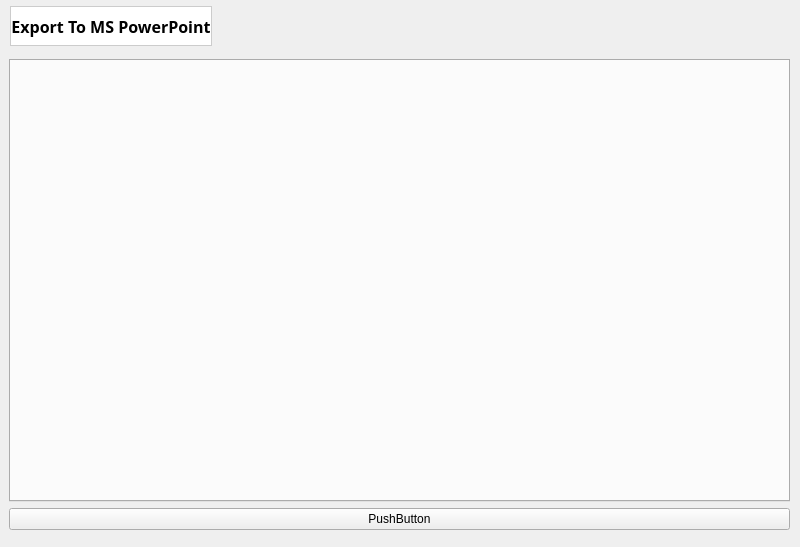
Above: view/ui/PlotFigure.ui from kdt89/py_PUC_Boxplot before the change. Below: the same form after it.
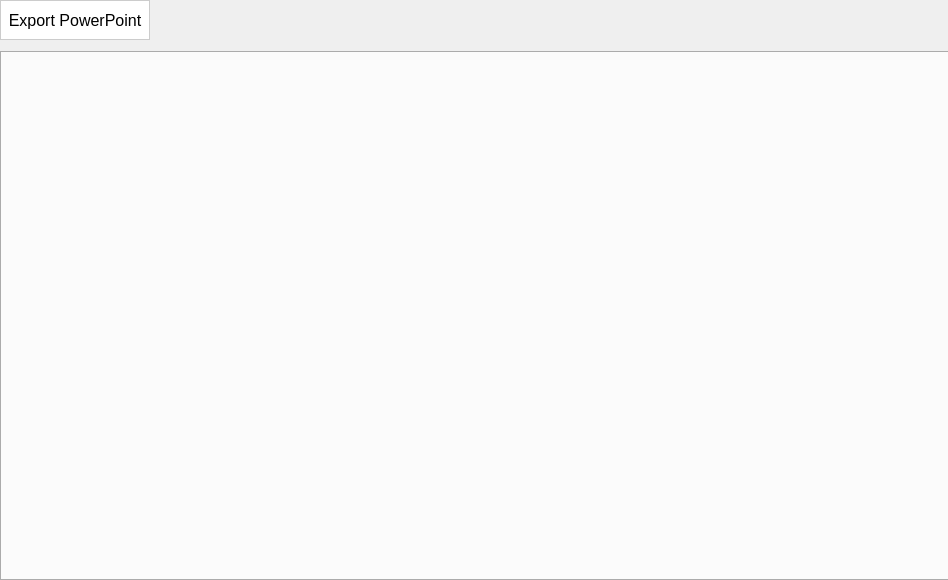
That is the form after the change.

Commit message: Fixed PlotFigure widget display rendered plot full screeen

What changed in the file:
```diff
--- a/view/ui/PlotFigure.ui
+++ b/view/ui/PlotFigure.ui
@@ -6,8 +6,8 @@
    <rect>
     <x>0</x>
     <y>0</y>
-    <width>800</width>
-    <height>547</height>
+    <width>948</width>
+    <height>580</height>
    </rect>
   </property>
   <property name="sizePolicy">
@@ -31,21 +31,47 @@
   <property name="windowTitle">
    <string>Box Plot View</string>
   </property>
-  <widget class="QWidget" name="horizontalLayoutWidget">
+  <widget class="QWidget" name="gridLayoutWidget">
    <property name="geometry">
     <rect>
-     <x>10</x>
+     <x>0</x>
      <y>0</y>
-     <width>202</width>
-     <height>52</height>
+     <width>951</width>
+     <height>581</height>
     </rect>
    </property>
-   <layout class="QGridLayout" name="gridLayout">
-    <property name="sizeConstraint">
-     <enum>QLayout::SetDefaultConstraint</enum>
-    </property>
+   <layout class="QGridLayout" name="gridLayout_main">
+    <item row="0" column="1">
+     <spacer name="hspacer_btn_exportPPT">
+      <property name="orientation">
+       <enum>Qt::Horizontal</enum>
+      </property>
+      <property name="sizeHint" stdset="0">
+       <size>
+        <width>40</width>
+        <height>20</height>
+       </size>
+      </property>
+     </spacer>
+    </item>
+    <item row="1" column="0">
+     <spacer name="vspacer_btn_exportPPT">
+      <property name="orientation">
+       <enum>Qt::Vertical</enum>
+      </property>
+      <property name="sizeType">
+       <enum>QSizePolicy::Fixed</enum>
+      </property>
+      <property name="sizeHint" stdset="0">
+       <size>
+        <width>20</width>
+        <height>5</height>
+       </size>
+      </property>
+     </spacer>
+    </item>
     <item row="0" column="0">
-     <widget class="QPushButton" name="btnExport_MS_PPT">
+     <widget class="QPushButton" name="btn_exportPPT">
       <property name="enabled">
        <bool>true</bool>
       </property>
@@ -57,15 +83,15 @@
       </property>
       <property name="minimumSize">
        <size>
-        <width>200</width>
+        <width>150</width>
         <height>40</height>
        </size>
       </property>
       <property name="font">
        <font>
-        <family>Segoe UI Semibold</family>
+        <family>Segoe UI</family>
         <pointsize>12</pointsize>
-        <bold>true</bold>
+        <bold>false</bold>
        </font>
       </property>
       <property name="mouseTracking">
@@ -94,34 +120,18 @@
 }</string>
       </property>
       <property name="text">
-       <string>Export To MS PowerPoint</string>
+       <string notr="true">Export PowerPoint</string>
       </property>
       <property name="autoDefault">
        <bool>false</bool>
       </property>
-     </widget>
-    </item>
-   </layout>
-  </widget>
-  <widget class="QWidget" name="gridLayoutWidget">
-   <property name="geometry">
-    <rect>
-     <x>9</x>
-     <y>59</y>
-     <width>781</width>
-     <height>471</height>
-    </rect>
-   </property>
-   <layout class="QGridLayout" name="layoutMain">
-    <item row="1" column="0">
-     <widget class="QPushButton" name="pushButton">
-      <property name="text">
-       <string>PushButton</string>
+      <property name="flat">
+       <bool>false</bool>
       </property>
      </widget>
     </item>
-    <item row="0" column="0">
-     <widget class="QTabWidget" name="tabWidget">
+    <item row="2" column="0" colspan="2">
+     <widget class="QTabWidget" name="tabviewer_plotFigure">
       <property name="currentIndex">
        <number>-1</number>
       </property>
```
Left out of the diff: 9 changed lines with no effect on the pictures. The commit also changes 8 other files.
